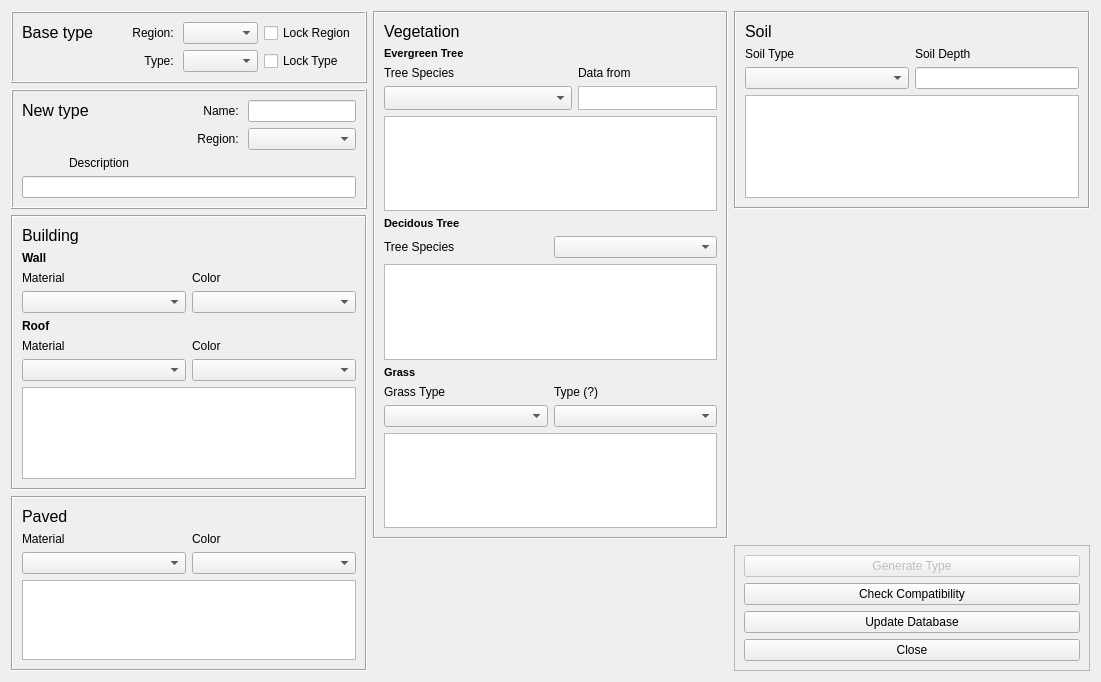
gusbacos/SUEWS-Database-manager, file urban_type_edior/urban_type_edior_dialog_base.ui: the form before one commit.
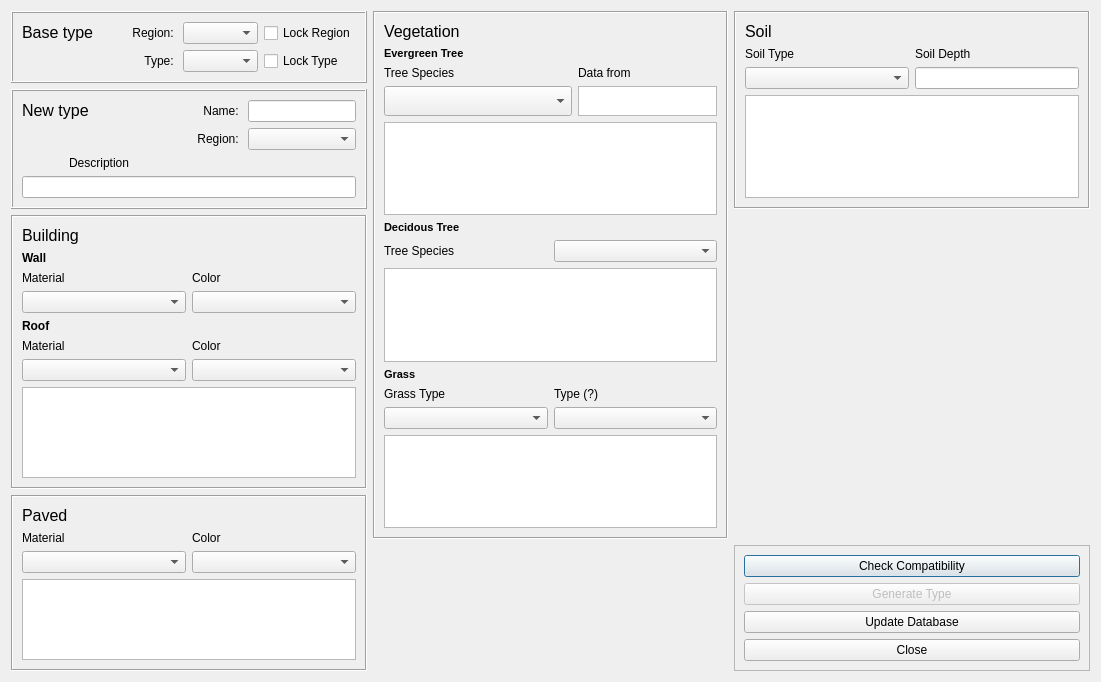
The form after the commit. Custom widgets are drawn as their Qt base class.

What changed in the file:
```diff
--- a/urban_type_edior/urban_type_edior_dialog_base.ui
+++ b/urban_type_edior/urban_type_edior_dialog_base.ui
@@ -161,10 +161,16 @@
             <verstretch>0</verstretch>
            </sizepolicy>
           </property>
+          <property name="minimumSize">
+           <size>
+            <width>0</width>
+            <height>30</height>
+           </size>
+          </property>
           <property name="maximumSize">
            <size>
             <width>139</width>
-            <height>24</height>
+            <height>30</height>
            </size>
           </property>
          </widget>
@@ -742,6 +748,16 @@
       <enum>QFrame::Raised</enum>
      </property>
      <layout class="QVBoxLayout" name="verticalLayout">
+      <item>
+       <widget class="QPushButton" name="compButton">
+        <property name="toolTip">
+         <string>Check If Type is Compatible with SUEWS-Database</string>
+        </property>
+        <property name="text">
+         <string>Check Compatibility</string>
+        </property>
+       </widget>
+      </item>
       <item>
        <widget class="QPushButton" name="genButton">
         <property name="enabled">
@@ -761,16 +777,6 @@
         </property>
        </widget>
       </item>
-      <item>
-       <widget class="QPushButton" name="compButton">
-        <property name="toolTip">
-         <string>Check If Type is Compatible with SUEWS-Database</string>
-        </property>
-        <property name="text">
-         <string>Check Compatibility</string>
-        </property>
-       </widget>
-      </item>
       <item>
        <widget class="QPushButton" name="updButton">
         <property name="sizePolicy">
```
Left out of the diff: 20 changed lines with no effect on the pictures.
